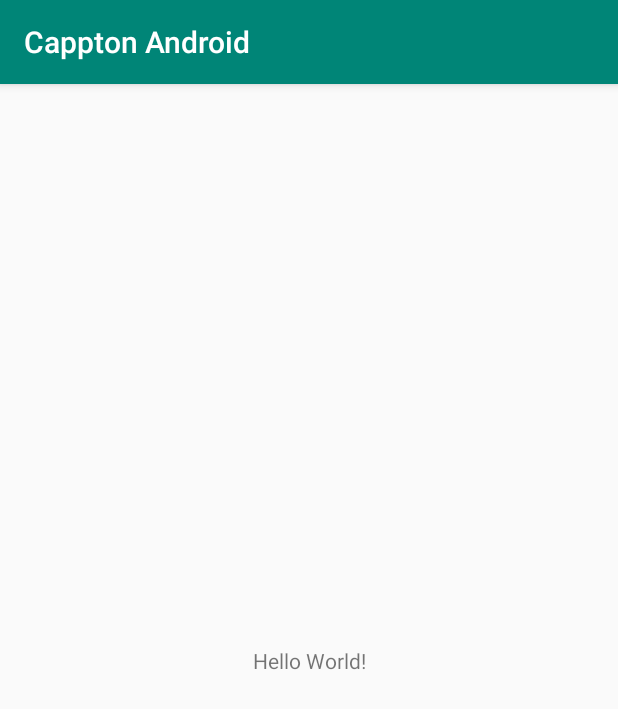
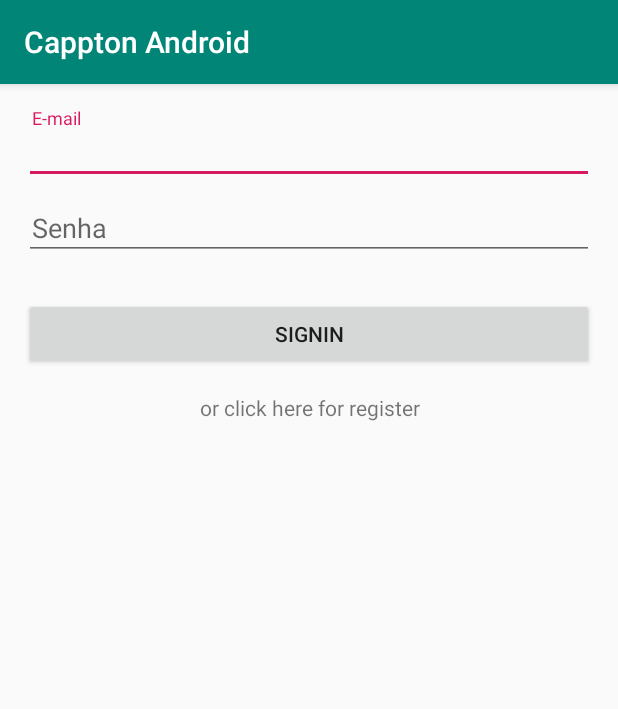
Before and after one commit to devikings/cappton-android, an Android app: the screen it shows after launch (MainActivity before the commit, UserActivity after it), on a phone screen of 412 x 824 dp. Shown: the top 709 px of the screen. Run offline under Robolectric (Android 15) with nearby library versions, the phone set to English and light mode, and no system bars; our stand-ins replace Firebase (no records; nobody signed in at launch, a user with empty details on screens opened directly).

Commit message:
user create, authenticate e struture mvp

```diff
--- a/app/src/main/AndroidManifest.xml
+++ b/app/src/main/AndroidManifest.xml
@@ -9,13 +9,16 @@
             android:roundIcon="@mipmap/ic_launcher_round"
             android:supportsRtl="true"
             android:theme="@style/AppTheme">
-        <activity android:name=".MainActivity">
+        <activity android:name=".pauta.activity.PautasActivity">
+        </activity>
+        <activity android:name=".user.activity.UserActivity">
             <intent-filter>
                 <action android:name="android.intent.action.MAIN"/>
 
                 <category android:name="android.intent.category.LAUNCHER"/>
             </intent-filter>
         </activity>
+        <activity android:name=".MainActivity"/>
     </application>
 
 </manifest>
--- /dev/null
+++ b/app/src/main/java/com/brunocardoso/capptonandroid/infra/base/BaseActivity.kt
@@ -0,0 +1,34 @@
+package com.brunocardoso.capptonandroid.infra.base
+
+import android.app.Activity
+import android.content.Intent
+import android.os.Bundle
+import android.support.v4.app.Fragment
+import android.support.v7.app.AppCompatActivity
+import com.brunocardoso.capptonandroid.R
+import kotlin.reflect.KClass
+
+open class BaseActivity: AppCompatActivity(){
+
+    fun openActivity(
+        activity: KClass<out AppCompatActivity>,
+        bundle: Bundle? ){
+        val intent = Intent(this, activity.java)
+        startActivity(intent)
+    }
+
+    fun openActivityForResult(
+        activity: KClass<out AppCompatActivity>,
+        requestCode: Int, bundle: Bundle? ){
+        val intent = Intent(this, activity.java)
+        intent.putExtras(bundle)
+        startActivityForResult(intent, requestCode)
+    }
+
+
+    fun replaceFragmentOnContainer(fragment: Fragment){
+        supportFragmentManager.beginTransaction()
+            .replace(R.id.frame_container, fragment)
+            .commit()
+    }
+}
--- /dev/null
+++ b/app/src/main/java/com/brunocardoso/capptonandroid/user/activity/UserActivity.kt
@@ -0,0 +1,62 @@
+package com.brunocardoso.capptonandroid.user.activity
+
+import android.os.Bundle
+import com.brunocardoso.capptonandroid.R
+import com.brunocardoso.capptonandroid.infra.base.BaseActivity
+import com.brunocardoso.capptonandroid.pauta.activity.PautasActivity
+import com.brunocardoso.capptonandroid.user.fragments.SigninFragment
+import com.brunocardoso.capptonandroid.user.fragments.SignupFragment
+import com.brunocardoso.capptonandroid.user.view.UserViewCallback
+import com.google.firebase.auth.FirebaseAuth
+
+class UserActivity : BaseActivity(), UserViewCallback {
+
+    override fun onCreate(savedInstanceState: Bundle?) {
+        super.onCreate(savedInstanceState)
+        setContentView(R.layout.act_user)
+    }
+
+    override fun onStart() {
+        super.onStart()
+
+        // verify if user is not authenticated
+        if (verifyAuthenticatedUser()) {
+            openActivity(PautasActivity::class, null)
+            finish()
+        }
+
+        replaceFragmentOnContainer( SigninFragment() )
+    }
+
+    /*
+     * Signin sucessful
+     * Open activity pautas
+     */
+    override fun onSucessful() {
+        openActivity(PautasActivity::class, null)
+        finish()
+    }
+
+    /*
+     * Erros at signin
+     * Show menssage on Toast
+     */
+    override fun onError() {
+        // Exibe a mensagem no toast
+    }
+
+    /*
+     * Event of click to register user
+     */
+    override fun openSignupView() {
+        replaceFragmentOnContainer( SignupFragment() )
+    }
+
+    /*
+     * Verify if user is authenticated
+     */
+    fun verifyAuthenticatedUser(): Boolean{
+        if (FirebaseAuth.getInstance().currentUser == null) return false
+        return true
+    }
+}
--- /dev/null
+++ b/app/src/main/java/com/brunocardoso/capptonandroid/user/fragments/SigninFragment.kt
@@ -0,0 +1,83 @@
+package com.brunocardoso.capptonandroid.user.fragments
+
+
+import android.content.Context
+import android.os.Bundle
+import android.support.v4.app.Fragment
+import android.view.LayoutInflater
+import android.view.View
+import android.view.ViewGroup
+
+import com.brunocardoso.capptonandroid.R
+import com.brunocardoso.capptonandroid.user.presenter.UserPresenter
+import com.brunocardoso.capptonandroid.user.view.UserView
+import com.brunocardoso.capptonandroid.user.view.UserViewCallback
+import kotlinx.android.synthetic.main.frag_signin.*
+import java.lang.ClassCastException
+
+class SigninFragment : Fragment(), UserView {
+
+    private lateinit var presenter: UserPresenter
+    private var callback: UserViewCallback? = null
+
+    override fun onCreateView(
+        inflater: LayoutInflater, container: ViewGroup?,
+        savedInstanceState: Bundle?
+    ): View? {
+        return inflater.inflate(R.layout.frag_signin, container, false)
+    }
+
+    /*
+     * View Created
+     */
+    override fun onViewCreated(view: View, savedInstanceState: Bundle?) {
+        super.onViewCreated(view, savedInstanceState)
+
+        // initial presenter
+        presenter = UserPresenter(requireContext(), this)
+
+        // click button signin
+        btn_signin.setOnClickListener({
+            val email: String = edt_email.text.toString()
+            val passw: String = edt_passw.text.toString()
+
+            presenter.signin(email, passw)
+        })
+
+        // click text register for open fragment SignupFragment
+        tv_open_signup.setOnClickListener({
+            callback?.openSignupView()
+        })
+    }
+
+    /*
+     * Signin succeful
+     */
+    override fun onSuccess() {
+        callback?.onSucessful()
+    }
+
+    /*
+     * Error at signin
+     */
+    override fun onError(error: String) {
+        callback?.onError()
+    }
+
+    /*
+     * Logout user and
+     */
+    override fun onLogout() {
+    }
+
+    override fun onAttach(context: Context?) {
+        super.onAttach(context)
+
+        try {
+            callback = context as UserViewCallback
+        }catch (e: ClassCastException){
+            throw ClassCastException("$callback must implement ${UserViewCallback::class.java.simpleName}")
+        }
+    }
+
+}
--- /dev/null
+++ b/app/src/main/java/com/brunocardoso/capptonandroid/user/view/UserView.kt
@@ -0,0 +1,7 @@
+package com.brunocardoso.capptonandroid.user.view
+
+interface UserView {
+    fun onSuccess()
+    fun onError(error: String)
+    fun onLogout()
+}
--- /dev/null
+++ b/app/src/main/java/com/brunocardoso/capptonandroid/user/view/UserViewCallback.kt
@@ -0,0 +1,7 @@
+package com.brunocardoso.capptonandroid.user.view
+
+interface UserViewCallback {
+    fun onSucessful()
+    fun onError()
+    fun openSignupView()
+}
--- /dev/null
+++ b/app/src/main/res/layout/act_user.xml
@@ -0,0 +1,20 @@
+<?xml version="1.0" encoding="utf-8"?>
+<android.support.constraint.ConstraintLayout
+    xmlns:android="http://schemas.android.com/apk/res/android"
+    xmlns:tools="http://schemas.android.com/tools"
+    xmlns:app="http://schemas.android.com/apk/res-auto"
+    android:layout_width="match_parent"
+    android:layout_height="match_parent"
+    tools:context=".user.activity.UserActivity">
+
+    <FrameLayout
+        android:id="@+id/frame_container"
+        android:layout_width="match_parent"
+        android:layout_height="match_parent"
+        app:layout_constraintTop_toTopOf="parent"
+        app:layout_constraintStart_toStartOf="parent"
+        app:layout_constraintEnd_toEndOf="parent"
+        app:layout_constraintBottom_toBottomOf="parent"
+        />
+
+</android.support.constraint.ConstraintLayout>
--- /dev/null
+++ b/app/src/main/res/layout/frag_signin.xml
@@ -0,0 +1,75 @@
+<?xml version="1.0" encoding="utf-8"?>
+<FrameLayout xmlns:android="http://schemas.android.com/apk/res/android"
+    xmlns:tools="http://schemas.android.com/tools"
+    android:layout_width="match_parent"
+    android:layout_height="match_parent"
+    tools:context=".user.fragments.SigninFragment">
+
+    <LinearLayout
+        android:layout_width="match_parent"
+        android:layout_height="match_parent"
+        android:orientation="vertical"
+        android:padding="16dp">
+
+        <LinearLayout
+            android:layout_width="match_parent"
+            android:layout_height="wrap_content"
+            android:orientation="vertical">
+
+            <android.support.design.widget.TextInputLayout
+                android:id="@+id/input_layout_email"
+                android:layout_width="match_parent"
+                android:layout_height="wrap_content">
+
+                <android.support.design.widget.TextInputEditText
+                    android:id="@+id/edt_email"
+                    android:layout_width="match_parent"
+                    android:layout_height="40dp"
+                    android:paddingLeft="5dp"
+                    android:singleLine="true"
+                    android:layout_marginTop="15dp"
+                    android:theme="@style/Widget.Design.TextInputLayout"
+                    android:textColorHint="#c1c2c4"
+                    android:hint="@string/frag_input_email_hint"
+                    />
+            </android.support.design.widget.TextInputLayout>
+
+            <android.support.design.widget.TextInputLayout
+                android:id="@+id/input_layout_passw"
+                android:layout_width="match_parent"
+                android:layout_height="wrap_content">
+
+                <android.support.design.widget.TextInputEditText
+                    android:id="@+id/edt_passw"
+                    android:layout_width="match_parent"
+                    android:layout_height="40dp"
+                    android:paddingLeft="5dp"
+                    android:singleLine="true"
+                    android:layout_marginTop="15dp"
+                    android:theme="@style/Widget.Design.TextInputLayout"
+                    android:textColorHint="#c1c2c4"
+                    android:inputType="textPassword"
+                    android:hint="@string/frag_passw_hint"
+                    />
+            </android.support.design.widget.TextInputLayout>
+
+            <Button
+                android:id="@+id/btn_signin"
+                android:layout_width="match_parent"
+                android:layout_height="wrap_content"
+                android:layout_marginTop="25dp"
+                android:text="signin"
+                />
+
+            <TextView
+                android:id="@+id/tv_open_signup"
+                android:layout_width="match_parent"
+                android:layout_height="wrap_content"
+                android:gravity="center_horizontal"
+                android:text="or click here for register"
+                android:layout_marginTop="15dp"
+                android:layout_marginBottom="15dp"/>
+
+        </LinearLayout>
+    </LinearLayout>
+</FrameLayout>
--- a/app/src/main/res/values/strings.xml
+++ b/app/src/main/res/values/strings.xml
@@ -1,3 +1,9 @@
 <resources>
     <string name="app_name">Cappton Android</string>
+
+    <!-- TODO: Remove or change this placeholder text -->
+    <string name="hello_blank_fragment">Hello blank fragment</string>
+    <string name="frag_input_name_hint">Name</string>
+    <string name="frag_input_email_hint">E-mail</string>
+    <string name="frag_passw_hint">Senha</string>
 </resources>
--- a/build.gradle
+++ b/build.gradle
@@ -12,6 +12,7 @@ buildscript {
         classpath "org.jetbrains.kotlin:kotlin-gradle-plugin:$kotlin_version"
         // NOTE: Do not place your application dependencies here; they belong
         // in the individual module build.gradle files
+        classpath 'com.google.gms:google-services:4.2.0'
     }
 }
 
```
Also changed, not shown: app/build.gradle (+36 -1 lines), app/src/main/java/com/brunocardoso/capptonandroid/pauta/activity/PautasActivity.kt (added, +13 -0 lines), app/src/main/java/com/brunocardoso/capptonandroid/user/fragments/SignupFragment.kt (added, +79 -0 lines), app/src/main/java/com/brunocardoso/capptonandroid/user/presenter/UserPresenter.kt (added, +77 -0 lines), app/src/main/res/layout/act_pautas.xml (added, +10 -0 lines), app/src/main/res/layout/frag_signup.xml (added, +85 -0 lines), 1 other file.
